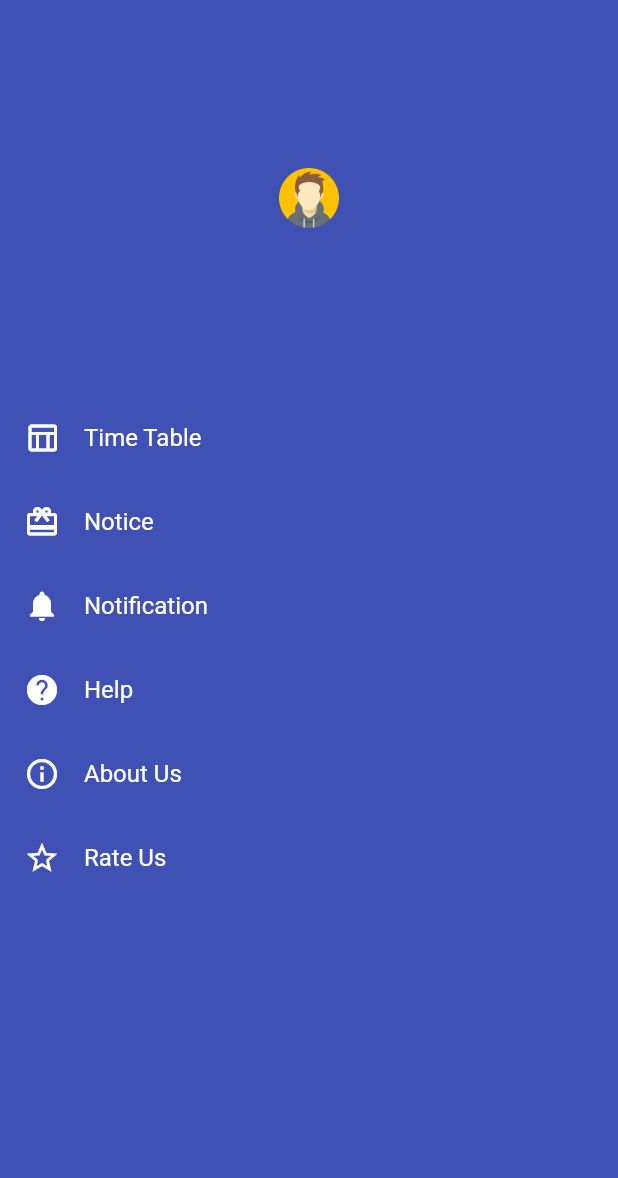
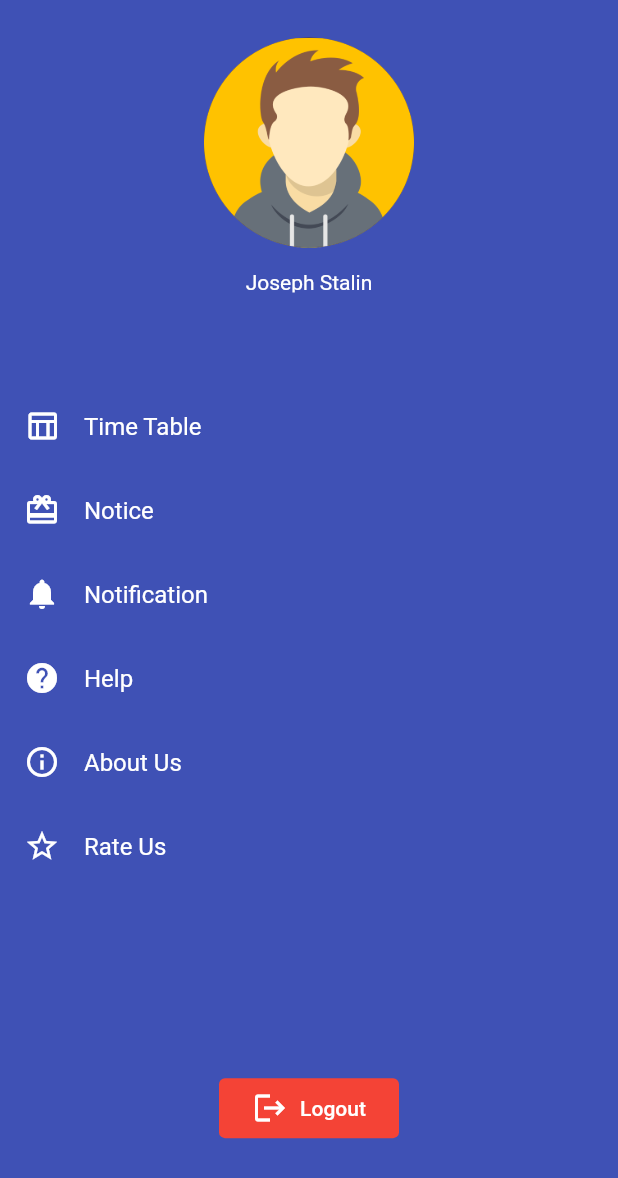
Before and after one commit to MishanPerera/Institute_Management_App, a Flutter app: the MenuPage screen opened directly with empty values, on a phone screen of 412 x 824 dp. Shown: the top 1178 px of the screen. Run offline on Flutter 3.47's test engine with Material 2 defaults, Android fonts, the phone set to English and light mode, and no system bars; our stand-ins replace cloud_firestore, email_validator, firebase_auth, firebase_core, firebase_database, flutter_slidable and 3 more; missing offline and left inert: day_picker; accounts and stored records are empty.

Commit message:
Added Minor Changes to Menu Page

```diff
--- a/institute_management_app/lib/screens/menu_page.dart
+++ b/institute_management_app/lib/screens/menu_page.dart
@@ -1,5 +1,10 @@
+import 'package:firebase_auth/firebase_auth.dart';
 import 'package:flutter/material.dart';
 import 'package:institute_management_app/models/menu_page_model.dart';
+
+import 'package:quickalert/quickalert.dart';
+
+import '../main.dart';
 
 class MenuItems {
   static const timeTable = MenuItem('Time Table', Icons.table_chart_outlined);
@@ -19,13 +24,37 @@ class MenuItems {
   ];
 }
 
-class MenuPage extends StatelessWidget {
+class MenuPage extends StatefulWidget {
   final MenuItem currentItem;
   final ValueChanged<MenuItem> onSelectedItem;
 
   const MenuPage(
       {Key? key, required this.currentItem, required this.onSelectedItem})
       : super(key: key);
+
+  @override
+  State<MenuPage> createState() => _MenuPageState();
+}
+
+class _MenuPageState extends State<MenuPage> {
+  void handleLogout() {
+    QuickAlert.show(
+        context: context,
+        title: 'Do you want to logout?',
+        type: QuickAlertType.confirm,
+        barrierDismissible: true,
+        cancelBtnText: 'No',
+        confirmBtnText: 'Yes',
+        onConfirmBtnTap: () {
+          signOut();
+        });
+  }
+
+  void signOut() {
+    FirebaseAuth.instance.signOut();
+    navigatorKey.currentState!.popUntil((route) => route.isFirst);
+    navigatorKey.currentState!.pushReplacementNamed('/login');
+  }
 
   @override
   Widget build(BuildContext context) {
@@ -36,18 +65,32 @@ class MenuPage extends StatelessWidget {
         body: SafeArea(
             child: Column(
           children: [
-            const Spacer(),
+            const SizedBox(height: 25),
             CircleAvatar(
               backgroundColor: Colors.brown.shade800,
+              radius: 70,
               child: Image.asset(
                 'assets/student.png',
                 fit: BoxFit.contain,
-                width: 200,
               ),
             ),
+            const SizedBox(
+              height: 15,
+            ),
+            const SizedBox(height: 15, child: Text('Joseph Stalin')),
             const Spacer(),
             ...MenuItems.all.map(buildMenuItem).toList(),
             const Spacer(flex: 2),
+            TextButton.icon(
+              style: TextButton.styleFrom(
+                  fixedSize: const Size(120, 40),
+                  foregroundColor: Colors.white,
+                  backgroundColor: Colors.red),
+              icon: const Icon(Icons.logout),
+              onPressed: () => handleLogout(),
+              label: const Text('Logout'),
+            ),
+            const Spacer(),
           ],
         )),
       ),
@@ -58,12 +101,12 @@ class MenuPage extends StatelessWidget {
         selectedColor: Colors.white,
         child: ListTile(
           selectedTileColor: Colors.black26,
-          selected: currentItem == item,
+          selected: widget.currentItem == item,
           minLeadingWidth: 20,
           leading: Icon(item.icon),
           title: Text(item.title),
           onTap: () {
-            onSelectedItem(item);
+            widget.onSelectedItem(item);
           },
         ),
       );
```
